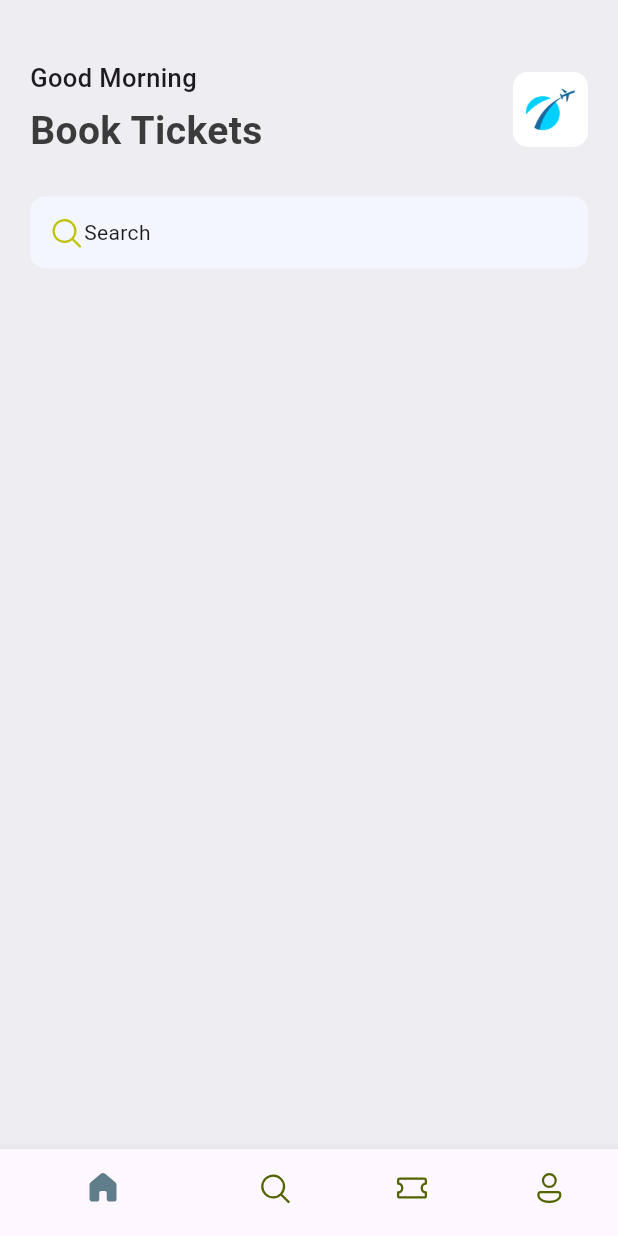
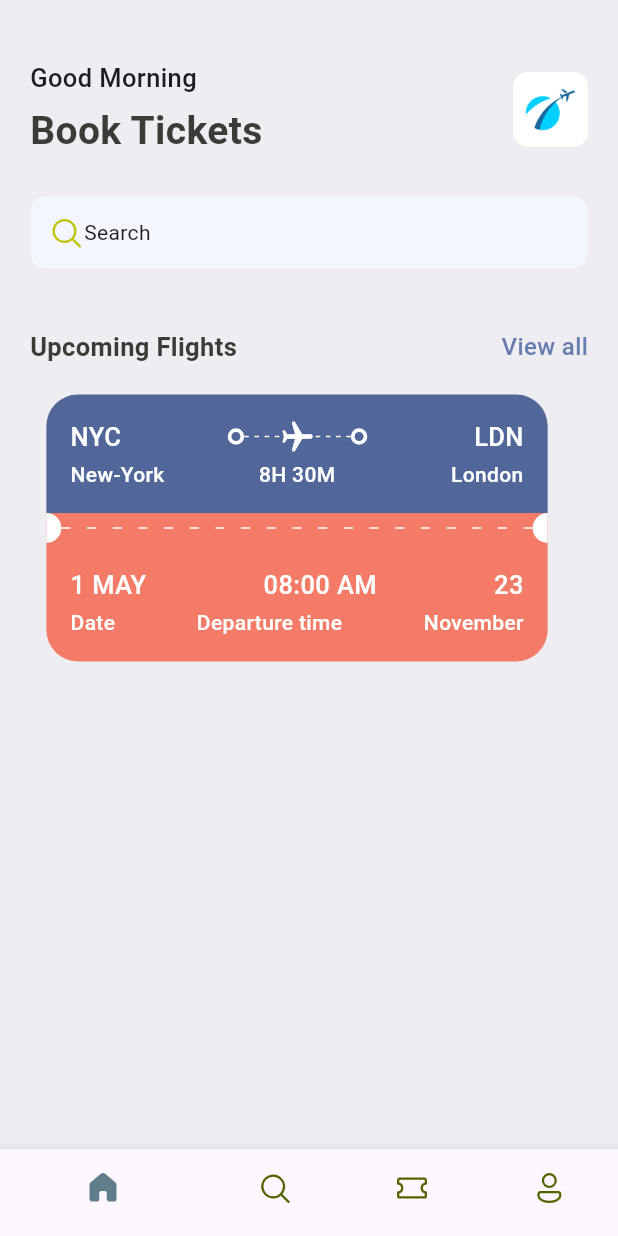
Before and after one commit to Pravin272k3/test_app, a Flutter app: the screen it shows after launch, on a phone screen of 412 x 824 dp. Run offline on Flutter 3.47's test engine with Material 3 defaults, Android fonts, the phone set to English and light mode, and no system bars; our stand-ins replace fluentui_icons.

Commit message:
modified ticket view

```diff
--- a/lib/base/res/styles/app_styles.dart
+++ b/lib/base/res/styles/app_styles.dart
@@ -6,14 +6,27 @@ class AppStyles{
   static Color primaryColor = primary;
   static Color bgColor = const Color(0xFFeeedf2);
   static Color textColor = const Color(0xFF3B3B3B);
+  static Color ticketBlue = const Color(0xFF526799);
+  static Color ticketOrange = const Color(0xFFF37B67);
+
+  static TextStyle textStyle = TextStyle(fontSize: 16, color: textColor, fontWeight: FontWeight.w500);
 
   static TextStyle headLineStyle1 = TextStyle(
     fontWeight: FontWeight.bold,
     fontSize: 26,
-    color: AppStyles.textColor,
+    color: textColor,
   );
-  static TextStyle headLineStyle2 = const TextStyle(
+  static TextStyle headLineStyle2 = TextStyle(
+    fontWeight: FontWeight.bold,
+    fontSize: 17,
+    color: textColor,
+  );
+  static TextStyle headLineStyle3 = const TextStyle(
     fontWeight: FontWeight.w500,
     fontSize: 17,
   );
+  static TextStyle headLineStyle4 = const TextStyle(
+    fontWeight: FontWeight.w500,
+    fontSize: 14,
+  );
 }
--- a/lib/base/res/widgets/app_double_text.dart
+++ b/lib/base/res/widgets/app_double_text.dart
@@ -0,0 +1,28 @@
+import 'package:flutter/material.dart';
+
+import '../styles/app_styles.dart';
+
+class AppDoubleText extends StatelessWidget {
+  AppDoubleText({super.key, required this.smallText, required this.bigText});
+  String bigText;
+  String smallText;
+
+  @override
+  Widget build(BuildContext context) {
+    return Row(
+      mainAxisAlignment: MainAxisAlignment.spaceBetween,
+
+      children: [
+        Text(bigText, style:AppStyles.headLineStyle2),
+        InkWell(
+          onTap:() {
+
+          },
+          child:Text(smallText, style:AppStyles.textStyle.copyWith(
+            color: AppStyles.primaryColor
+          )),
+        )
+      ],
+    );
+  }
+}
--- /dev/null
+++ b/lib/base/res/widgets/app_layoutbuilder_widget.dart
@@ -0,0 +1,30 @@
+import 'package:flutter/material.dart';
+
+class AppLayoutbuilderWidget extends StatelessWidget {
+  final int randomDivider;
+  final double width;
+
+  const AppLayoutbuilderWidget({super.key, required this.randomDivider, this.width=3});
+
+  @override
+  Widget build(BuildContext context) {
+    return LayoutBuilder(
+        builder: (BuildContext context, BoxConstraints constraints) {
+      return Flex(
+        mainAxisAlignment: MainAxisAlignment.spaceBetween,
+        direction: Axis.horizontal,
+        children: List.generate(
+            (constraints.constrainWidth() / randomDivider).floor(),
+            (index) => SizedBox(
+                  width: width,
+                  height: 1,
+                  child: const DecoratedBox(
+                    decoration: BoxDecoration(
+                      color: Colors.white,
+                    ),
+                  ),
+                )),
+      );
+    });
+  }
+}
--- /dev/null
+++ b/lib/base/res/widgets/big_circle.dart
@@ -0,0 +1,26 @@
+import 'package:flutter/material.dart';
+
+class BigCircle extends StatelessWidget {
+  final bool isRight;
+  const BigCircle({super.key, required this.isRight});
+
+  @override
+  Widget build(BuildContext context) {
+    return SizedBox(
+      height: 20,
+      width: 10,
+      child: DecoratedBox(
+          decoration: BoxDecoration(
+              color: Colors.white,
+              borderRadius: isRight == true
+                  ? const BorderRadius.only(
+                      topLeft: Radius.circular(10),
+                      bottomLeft: Radius.circular(10),
+                    )
+                  : const BorderRadius.only(
+                      topRight: Radius.circular(10),
+                      bottomRight: Radius.circular(10),
+                    ))),
+    );
+  }
+}
--- /dev/null
+++ b/lib/base/res/widgets/big_dot.dart
@@ -0,0 +1,16 @@
+import 'package:flutter/material.dart';
+
+class BigDot extends StatelessWidget {
+  const BigDot({super.key});
+
+  @override
+  Widget build(BuildContext context) {
+    return Container(
+      padding: EdgeInsets.all(3),
+      decoration: BoxDecoration(
+        border: Border.all(width: 2.5, color: Colors.white,),
+        borderRadius: BorderRadius.circular(20),
+      ),
+    );
+  }
+}
--- /dev/null
+++ b/lib/base/res/widgets/ticket_view.dart
@@ -0,0 +1,187 @@
+import 'package:flutter/material.dart';
+import 'package:ticket_app/base/res/widgets/app_layoutbuilder_widget.dart';
+import 'package:ticket_app/base/res/widgets/big_circle.dart';
+import 'package:ticket_app/base/res/widgets/big_dot.dart';
+
+import '../styles/app_styles.dart';
+
+class TicketView extends StatelessWidget {
+  const TicketView({super.key});
+
+  @override
+  Widget build(BuildContext context) {
+    final size = MediaQuery.of(context).size;
+    return SizedBox(
+        width: size.width * 0.85,
+        height: 189,
+        child: Container(
+          margin: const EdgeInsets.only(right: 16),
+          child: Column(
+            children: [
+              // blue part of the ticket
+              Container(
+                padding: const EdgeInsets.all(16),
+                decoration: BoxDecoration(
+                    color: AppStyles.ticketBlue,
+                    borderRadius: const BorderRadius.only(
+                        topLeft: Radius.circular(21),
+                        topRight: Radius.circular(21))),
+                child: Column(
+                  children: [
+                    //show departure and destination with icons first line
+                    Row(
+                      children: [
+                        Text(
+                          "NYC",
+                          style: AppStyles.headLineStyle3
+                              .copyWith(color: Colors.white),
+                        ),
+                        Expanded(child: Container()),
+                        const BigDot(),
+                        Expanded(
+                            child: Stack(
+                          children: [
+                            const SizedBox(
+                              height: 24,
+                              child: AppLayoutbuilderWidget(
+                                randomDivider: 6,
+                              ),
+                            ),
+                            Center(
+                              child: Transform.rotate(
+                                  angle: 1.57,
+                                  child: const Icon(
+                                    Icons.local_airport_rounded,
+                                    color: Colors.white,
+                                  )),
+                            )
+                          ],
+                        )),
+                        const BigDot(),
+                        Expanded(child: Container()),
+                        Text(
+                          "LDN",
+                          style: AppStyles.headLineStyle3
+                              .copyWith(color: Colors.white),
+                        )
+                      ],
+                    ),
+                    const SizedBox(
+                      height: 3,
+                    ),
+                    //show departure and destination name with time
+                    Row(
+                      children: [
+                        SizedBox(
+                          width: 100,
+                          child: Text(
+                            "New-York",
+                            style: AppStyles.headLineStyle4
+                                .copyWith(color: Colors.white),
+                          ),
+                        ),
+                        Expanded(child: Container()),
+                        Text(
+                          "8H 30M",
+                          style: AppStyles.headLineStyle4
+                              .copyWith(color: Colors.white),
+                        ),
+                        Expanded(child: Container()),
+                        SizedBox(
+                          width: 100,
+                          child: Text(
+                            "London",
+                            textAlign: TextAlign.end,
+                            style: AppStyles.headLineStyle4
+                                .copyWith(color: Colors.white),
+                          ),
+                        )
+                      ],
+                    )
+                  ],
+                ),
+              ),
+              // circles and dots
+              Container(
+                color: AppStyles.ticketOrange,
+                child: const Row(
+                  children: [
+                    BigCircle(
+                      isRight: false,
+                    ),
+                    Expanded(
+                        child: AppLayoutbuilderWidget(
+                      randomDivider: 16,
+                      width: 6,
+                    )),
+                    BigCircle(
+                      isRight: true,
+                    )
+                  ],
+                ),
+              ),
+              // orange part of the ticket
+              Container(
+                padding: const EdgeInsets.all(16),
+                decoration: BoxDecoration(
+                    color: AppStyles.ticketOrange,
+                    borderRadius: const BorderRadius.only(
+                        bottomLeft: Radius.circular(21),
+                        bottomRight: Radius.circular(21))),
+                child: Column(
+                  children: [
+                    //show departure and destination with icons first line
+                    Row(
+                      children: [
+                        Text(
+                          "1 MAY",
+                          style: AppStyles.headLineStyle3
+                              .copyWith(color: Colors.white),
+                        ),
+                        Expanded(child: Container()),
+                        Text(
+                          "08:00 AM",
+                          style: AppStyles.headLineStyle3
+                              .copyWith(color: Colors.white),
+                        ),
+                        Expanded(child: Container()),
+                        Text(
+                          "23",
+                          style: AppStyles.headLineStyle3
+                              .copyWith(color: Colors.white),
+                        )
+                      ],
+                    ),
+                    const SizedBox(
+                      height: 3,
+                    ),
+                    //show departure and destination name with time
+                    Row(
+                      children: [
+                        Text(
+                          "Date",
+                          style: AppStyles.headLineStyle4
+                              .copyWith(color: Colors.white),
+                        ),
+                        Expanded(child: Container()),
+                        Text(
+                          "Departure time",
+                          style: AppStyles.headLineStyle4
+                              .copyWith(color: Colors.white),
+                        ),
+                        Expanded(child: Container()),
+                        Text(
+                          "November",
+                          style: AppStyles.headLineStyle4
+                              .copyWith(color: Colors.white),
+                        )
+                      ],
+                    )
+                  ],
+                ),
+              )
+            ],
+          ),
+        ));
+  }
+}
--- a/lib/screens/home_screen.dart
+++ b/lib/screens/home_screen.dart
@@ -1,6 +1,8 @@
 import 'package:fluentui_icons/fluentui_icons.dart';
 import 'package:flutter/cupertino.dart';
 import 'package:flutter/material.dart';
+import 'package:ticket_app/base/res/widgets/app_double_text.dart';
+import 'package:ticket_app/base/res/widgets/ticket_view.dart';
 
 import '../base/res/media.dart';
 import '../base/res/styles/app_styles.dart';
@@ -14,7 +16,9 @@ class HomeScreen extends StatelessWidget {
       backgroundColor: AppStyles.bgColor,
       body: ListView(
         children: [
-          const SizedBox(height: 40,),
+          const SizedBox(
+            height: 40,
+          ),
           Container(
               padding: const EdgeInsets.symmetric(horizontal: 20),
               child: Column(
@@ -25,7 +29,7 @@ class HomeScreen extends StatelessWidget {
                       Column(
                         crossAxisAlignment: CrossAxisAlignment.start,
                         children: [
-                          Text("Good Morning", style: AppStyles.headLineStyle2),
+                          Text("Good Morning", style: AppStyles.headLineStyle3),
                           const SizedBox(
                             height: 5,
                           ),
@@ -46,7 +50,8 @@ class HomeScreen extends StatelessWidget {
                     height: 25,
                   ),
                   Container(
-                    padding: const EdgeInsets.symmetric(horizontal: 12, vertical: 12),
+                    padding: const EdgeInsets.symmetric(
+                        horizontal: 12, vertical: 12),
                     decoration: BoxDecoration(
                       borderRadius: BorderRadius.circular(10),
                       color: const Color(0xFFF4F6FD),
@@ -62,8 +67,12 @@ class HomeScreen extends StatelessWidget {
                       ],
                     ),
                   ),
+                  const SizedBox(height: 40,),
+                  AppDoubleText(bigText: 'Upcoming Flights', smallText: 'View all', ),
+                  const SizedBox(height: 20,),
+                  const TicketView()
                 ],
-              ))
+              )),
         ],
       ),
     );
```
Also changed, not shown: flutter_01.png (added), flutter_02.png (added).
